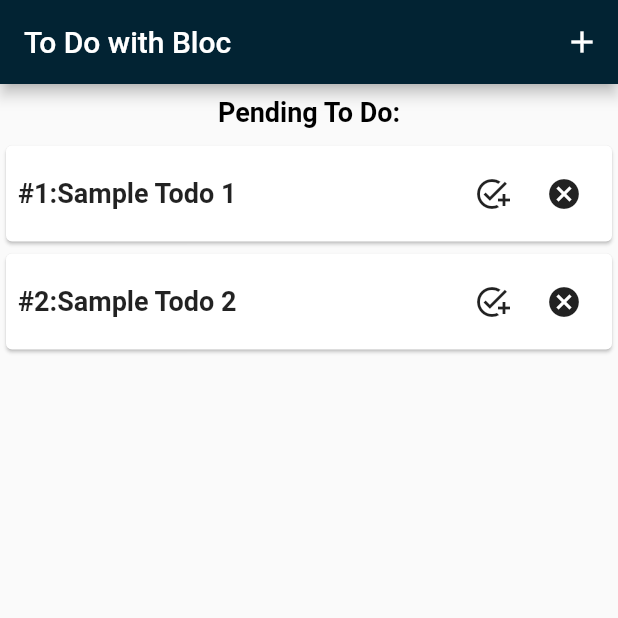
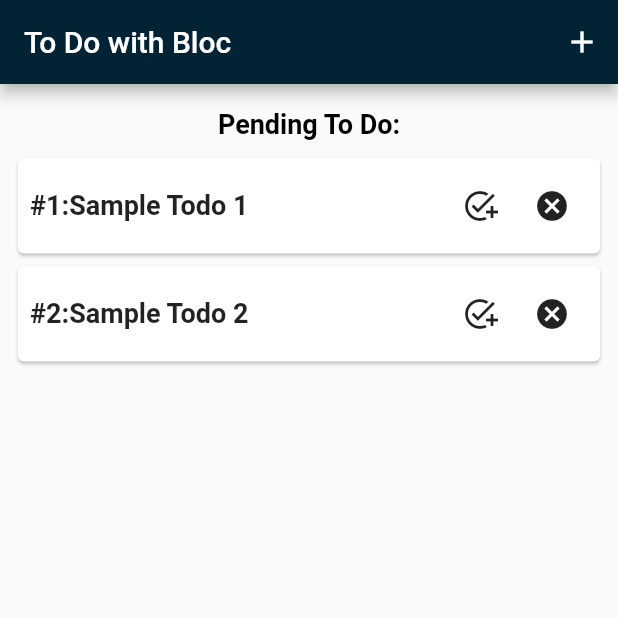
Before and after one commit to Surayya-code/todoAppWithBloc, a Flutter app: the screen it shows after launch, on a phone screen of 412 x 824 dp, the top half of it. Run offline on Flutter 3.47's test engine with Material 2 defaults, Android fonts, the phone set to English and light mode, and no system bars; our stand-ins replace bloc, equatable, flutter_bloc.

Commit message:
todo event/state

```diff
--- /dev/null
+++ b/todo_bloc/lib/blocs/todo/todo_bloc.dart
@@ -0,0 +1,53 @@
+
+import 'dart:async';
+
+import 'package:bloc/bloc.dart';
+import 'package:equatable/equatable.dart';
+
+import '../../models/todo_model.dart';
+
+part 'todo_event.dart';
+part 'todo_state.dart';
+
+class TodoBloc extends Bloc<TodoEvent, TodoState> {
+  TodoBloc() : super(TodoLoading()) {
+    on<LoadToDo>(_onLoadToDo);
+    on<AddToDo>(_onAddToDo);
+    on<UpdateToDo>(_onUpdateToDo);
+    on<DeleteToDo>(_onDeleteToDo);
+  }
+
+  FutureOr<void> _onLoadToDo(LoadToDo event, Emitter<TodoState> emit) {
+    emit(
+      TodoLoaded(todo: event.todo),
+    );
+  }
+
+  FutureOr<void> _onAddToDo(AddToDo event, Emitter<TodoState> emit) {
+    final state =this.state;
+    if(state is TodoLoaded){
+       emit(TodoLoaded(todo: List.from(state.todo)..add(event.todo)));
+    }
+  }
+
+  FutureOr<void> _onUpdateToDo(UpdateToDo event, Emitter<TodoState> emit) {
+    final state=this.state;
+    if(state is TodoLoaded){
+      List<ToDo> todo =(state.todo.map((todo) {
+         return todo.id == event.todo.id ? event.todo : todo;
+      } )).toList();
+
+      emit(TodoLoaded(todo: todo));
+    }
+  }
+
+  FutureOr<void> _onDeleteToDo(DeleteToDo event, Emitter<TodoState> emit) {
+     final state=this.state;
+    if(state is TodoLoaded){
+      List<ToDo> todo =state.todo.where((todo) {
+         return todo.id!= event.todo.id;
+      }).toList();
+      emit(TodoLoaded(todo: todo));
+    }
+  }
+}
--- /dev/null
+++ b/todo_bloc/lib/blocs/todo/todo_event.dart
@@ -0,0 +1,28 @@
+part of 'todo_bloc.dart';
+
+abstract class TodoEvent extends Equatable {
+  const TodoEvent();
+
+  @override
+  List<Object> get props => [];
+}
+class LoadToDo extends TodoEvent{
+  final List<ToDo> todo;
+
+  const LoadToDo({this.todo=const <ToDo>[]});
+
+   @override
+ List<Object> get props =>[todo];
+}
+class AddToDo extends TodoEvent{
+  final ToDo todo;
+  const AddToDo({required this.todo});
+}
+class UpdateToDo extends TodoEvent{
+  final ToDo todo;
+  const UpdateToDo({required this.todo});
+}
+class DeleteToDo extends TodoEvent{
+  final ToDo todo;
+  const DeleteToDo({required this.todo});
+}
--- /dev/null
+++ b/todo_bloc/lib/blocs/todo/todo_filter/todo_filter_event.dart
@@ -0,0 +1,17 @@
+part of 'todo_filter_bloc.dart';
+
+abstract class TodoFilterEvent extends Equatable {
+  const TodoFilterEvent();
+
+  @override
+  List<Object> get props => [];
+}
+
+class UpdateToDo extends TodoFilterEvent{
+  final ToDoFilter todoFilter;
+
+  const UpdateToDo({this.todoFilter=ToDoFilter.all});
+
+  @override
+  List<Object> get props => [todoFilter];
+}
--- /dev/null
+++ b/todo_bloc/lib/blocs/todo/todo_state.dart
@@ -0,0 +1,18 @@
+part of 'todo_bloc.dart';
+
+abstract class TodoState extends Equatable {
+  const TodoState();
+
+  @override
+  List<Object> get props => [];
+}
+
+class TodoLoading extends TodoState {}
+class TodoLoaded extends TodoState {
+  final List<ToDo> todo;
+
+  const TodoLoaded({this.todo=const <ToDo>[]});
+
+ @override
+ List<Object> get props =>[todo];
+}
--- a/todo_bloc/lib/main.dart
+++ b/todo_bloc/lib/main.dart
@@ -1,5 +1,8 @@
 import 'package:flutter/material.dart';
+import 'package:flutter_bloc/flutter_bloc.dart';
 
+import 'blocs/todo/todo_bloc.dart';
+import 'models/todo_model.dart';
 import 'presentation/screens/home_screen.dart';
 
 void main() {
@@ -10,7 +13,24 @@ class MyApp extends StatelessWidget {
   const MyApp({super.key});
   @override
   Widget build(BuildContext context) {
-    return MaterialApp(
+    return MultiBlocProvider(
+      providers: [
+        BlocProvider(
+            create: (context) => TodoBloc()
+              ..add(LoadToDo(todo: [
+                ToDo(
+                  id: '1',
+                  task: 'Sample Todo 1',
+                  description: 'This is a test To Do',
+                ),
+                ToDo(
+                  id: '2',
+                  task: 'Sample Todo 2',
+                  description: 'This is a test To Do',
+                ),
+              ])))
+      ],
+      child: MaterialApp(
         debugShowCheckedModeBanner: false,
         title: 'To Do App',
         theme: ThemeData(
@@ -19,6 +39,7 @@ class MyApp extends StatelessWidget {
           appBarTheme: const AppBarTheme(color: Color.fromARGB(255, 2, 35, 51)),
         ),
         home: const HomeScreen(),
+      ),
     );
   }
 }
--- /dev/null
+++ b/todo_bloc/lib/models/todo_filter_model.dart
@@ -0,0 +1 @@
+enum ToDoFilter{ all, completed,cancelled, pending}
--- a/todo_bloc/lib/models/todo_model.dart
+++ b/todo_bloc/lib/models/todo_model.dart
@@ -43,15 +43,6 @@ class ToDo extends Equatable{
       isCompleted,
      ];
   static List<ToDo> todo=[
-    ToDo(
-        id: '1',
-        task: 'Sample Todo 1',
-        description: 'This is a test To Do',
-        ),
-    ToDo(
-        id: '2',
-        task: 'Sample Todo 2',
-        description: 'This is a test To Do',
-        ),
+
   ] ;
 }
--- a/todo_bloc/lib/presentation/screens/home_screen.dart
+++ b/todo_bloc/lib/presentation/screens/home_screen.dart
@@ -1,5 +1,6 @@
 import 'package:flutter/material.dart';
-
+import 'package:flutter_bloc/flutter_bloc.dart';
+import '../../blocs/todo/todo_bloc.dart';
 import '../../models/todo_model.dart';
 import 'add_todo_screen.dart';
 
@@ -12,52 +13,77 @@ class HomeScreen extends StatelessWidget {
       appBar: AppBar(
         title: const Text('To Do with Bloc'),
         actions: [
-          IconButton(onPressed: (){
-            Navigator.push(context,  MaterialPageRoute(builder: (context)=>const AddToDoScreen()));
+          IconButton(
+              onPressed: () {
+                Navigator.push(
+                    context,
+                    MaterialPageRoute(
+                        builder: (context) => const AddToDoScreen()));
               },
               icon: const Icon(Icons.add)),
         ],
       ),
-      body: Column(
+      body: BlocBuilder<TodoBloc, TodoState>(
+        builder: (context, state) {
+          if(state is TodoLoading){
+            return const CircularProgressIndicator();
+          }
+          if(state is TodoLoaded){
+            return Padding(
+            padding: const EdgeInsets.all(8.0),
+            child: Column(
               children: [
                 Container(
                   padding: const EdgeInsets.all(8.0),
-            child: const Text('Pending To Do:',
-            style: TextStyle(fontSize: 18,color: Colors.black,
+                  child: const Text(
+                    'Pending To Do:',
+                    style: TextStyle(
+                        fontSize: 18,
+                        color: Colors.black,
                         fontWeight: FontWeight.bold),
-            textAlign: TextAlign.start,),
+                    textAlign: TextAlign.start,
+                  ),
                 ),
                 ListView.builder(
                     shrinkWrap: true,
-            itemCount: ToDo.todo.length,
-            itemBuilder:
-          (BuildContext context,int index){
-            return _toDoCard(ToDo.todo[index]);
+                    itemCount: state.todo.length,
+                    itemBuilder: (BuildContext context, int index) {
+                      return _toDoCard(context,state.todo[index]);
                     }),
               ],
             ),
           );
           }
+          else{
+            return const Text('Something is wrong');
+          }
+        },
+      ),
+    );
+  }
 
-  Card _toDoCard(ToDo todo) {
+  Card _toDoCard(BuildContext context,ToDo todo) {
     return Card(
       child: Padding(
         padding: const EdgeInsets.all(8.0),
-        child: Row(
-          mainAxisAlignment: MainAxisAlignment.spaceBetween,
-          children:
-        [
-         Text('#${todo.id}:${todo.task}',
-         style: const TextStyle(fontSize: 18,
-         fontWeight: FontWeight.bold),),
-         Row(children: [
-           IconButton(onPressed: (){},
-            icon: const Icon(Icons.add_task)),
-          IconButton(onPressed: (){},
-            icon: const Icon(Icons.cancel)),
-         ],),
-        ]
-        ),),
+        child:
+            Row(mainAxisAlignment: MainAxisAlignment.spaceBetween, children: [
+          Text(
+            '#${todo.id}:${todo.task}',
+            style: const TextStyle(fontSize: 18, fontWeight: FontWeight.bold),
+          ),
+          Row(
+            children: [
+              IconButton(onPressed: () {
+                context.read<TodoBloc>().add(UpdateToDo(todo: todo.copyWith(isCompleted: true)));
+              }, icon: const Icon(Icons.add_task)),
+              IconButton(onPressed: () {
+                context.read<TodoBloc>().add(DeleteToDo(todo: todo));
+              }, icon: const Icon(Icons.cancel)),
+            ],
+          ),
+        ]),
+      ),
     );
   }
 }
--- a/todo_bloc/pubspec.yaml
+++ b/todo_bloc/pubspec.yaml
@@ -38,6 +38,7 @@ dependencies:
   cupertino_icons: ^1.0.2
   equatable: ^2.0.5
   bloc: ^8.1.0
+  flutter_bloc: ^8.1.1
 
 dev_dependencies:
   flutter_test:
```
Also changed, not shown: todo_bloc/lib/blocs/todo/todo_filter/todo_filter_bloc.dart (added, +16 -0 lines), todo_bloc/lib/blocs/todo/todo_filter/todo_filter_state.dart (added, +23 -0 lines), todo_bloc/lib/presentation/screens/add_todo_screen.dart (+39 -22 lines), todo_bloc/pubspec.lock. Lines whose indentation alone changed are shown as unchanged.
